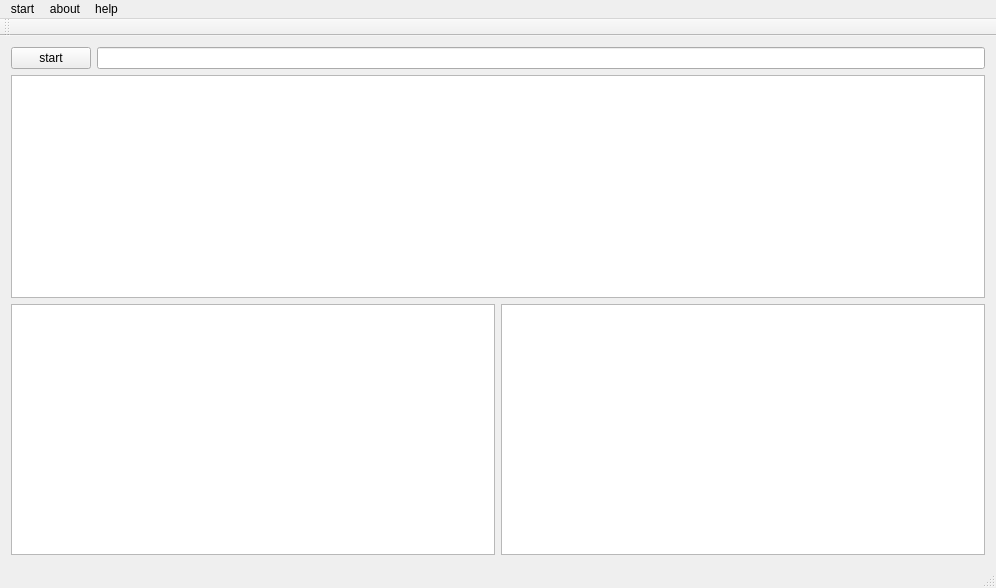
Qt form ui/mainwindow.ui (zqzqz/SimpleSniffer) before a commit.
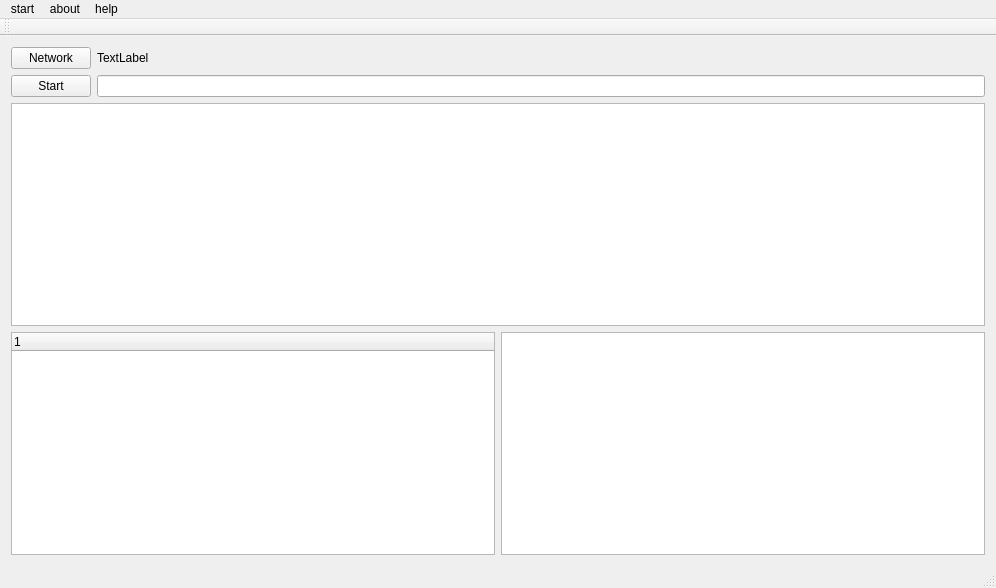
The same form after that commit.

Commit message: update Choose Network Dialog

Diff of the .ui file:
```diff
--- a/ui/mainwindow.ui
+++ b/ui/mainwindow.ui
@@ -15,30 +15,50 @@
   </property>
   <widget class="QWidget" name="centralWidget">
    <layout class="QGridLayout" name="gridLayout_2">
-    <item row="0" column="1">
+    <item row="0" column="0">
      <layout class="QGridLayout" name="gridLayout">
-      <item row="0" column="1">
-       <widget class="QLineEdit" name="filter"/>
+      <item row="1" column="1">
+       <widget class="QLabel" name="netLabel">
+        <property name="text">
+         <string>TextLabel</string>
+        </property>
+       </widget>
       </item>
-      <item row="1" column="0" colspan="2">
-       <widget class="QTextBrowser" name="textBrowser"/>
-      </item>
-      <item row="0" column="0">
+      <item row="2" column="0">
        <widget class="QPushButton" name="start">
         <property name="text">
-         <string>start</string>
+         <string>Start</string>
         </property>
        </widget>
       </item>
+      <item row="1" column="0">
+       <widget class="QPushButton" name="chooseNetButton">
+        <property name="text">
+         <string>Network</string>
+        </property>
+       </widget>
+      </item>
+      <item row="2" column="1">
+       <widget class="QLineEdit" name="filter"/>
+      </item>
      </layout>
     </item>
-    <item row="1" column="1">
-     <layout class="QHBoxLayout" name="horizontalLayout" stretch="0,0">
-      <item>
-       <widget class="QTextBrowser" name="textBrowser_2"/>
+    <item row="1" column="0">
+     <layout class="QGridLayout" name="gridLayout_3">
+      <item row="2" column="0">
+       <widget class="QTreeWidget" name="treeWidget">
+        <column>
+         <property name="text">
+          <string notr="true">1</string>
+         </property>
+        </column>
+       </widget>
       </item>
-      <item>
-       <widget class="QTextBrowser" name="textBrowser_3"/>
+      <item row="2" column="1">
+       <widget class="QTextBrowser" name="textBrowser"/>
+      </item>
+      <item row="1" column="0" colspan="2">
+       <widget class="QListView" name="listView"/>
       </item>
      </layout>
     </item>
```
The commit also changes 12 other files.
